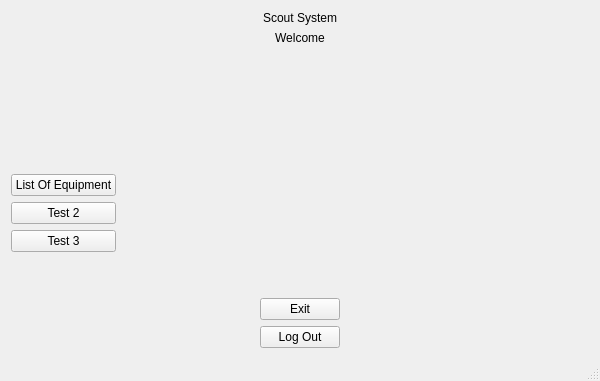
First picture: the form in QtGuiApplicationproject/Project.ui, repository amos830/ProjectOOP, before the edit.
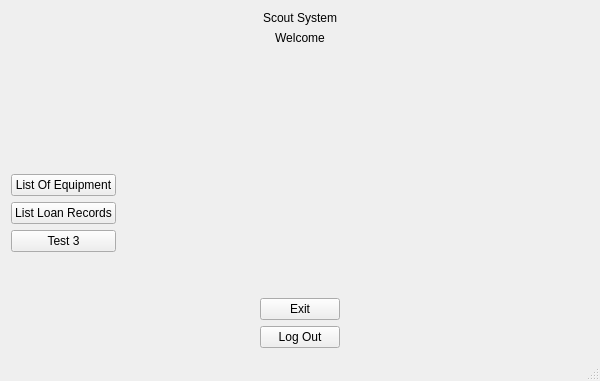
Second picture: the form after the edit.

```diff
--- a/QtGuiApplicationproject/Project.ui
+++ b/QtGuiApplicationproject/Project.ui
@@ -79,7 +79,7 @@
       <item row="1" column="0">
        <widget class="QPushButton" name="pushButton_2">
         <property name="text">
-         <string>Test 2</string>
+         <string>List Loan Records</string>
         </property>
        </widget>
       </item>
```
Left out of the diff: 23 changed lines with no effect on the pictures.
